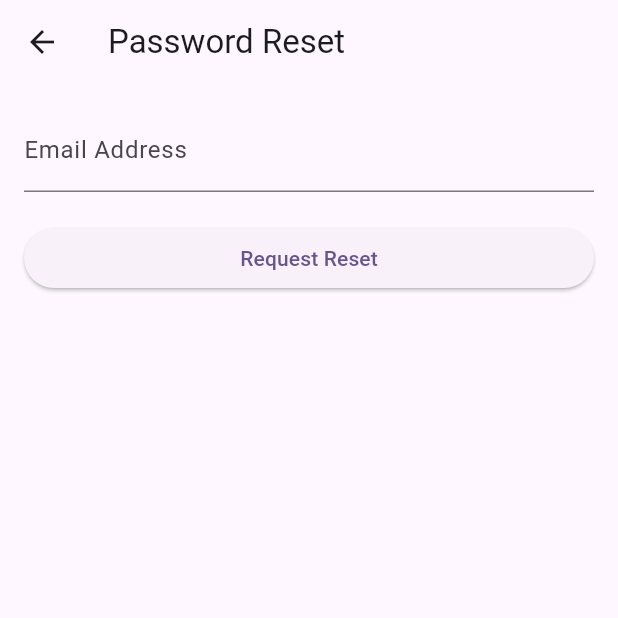
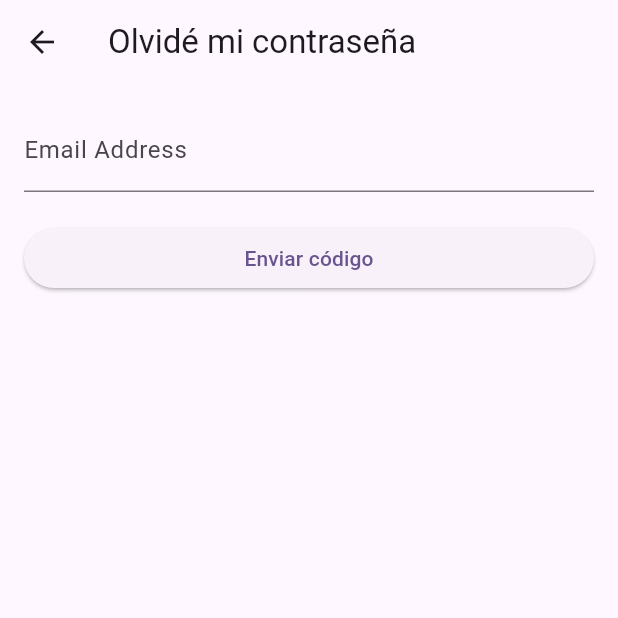
Before and after one commit to shernandez1131/route_master_mobile_app, a Flutter app: the screen it shows after launch, after a tap on "¿Olvidaste tu contraseña?", on a phone screen of 412 x 824 dp, the top half of it. Run offline on Flutter 3.47's test engine with Material 2 defaults, Android fonts, the phone set to English and light mode, and no system bars; our stand-ins replace google_maps_flutter, shared_preferences; missing offline and left inert: flutter_google_places_hoc081098, google_api_headers; network calls fail.

Commit message:
feat: add reset password view

```diff
--- a/lib/models/user_model.dart
+++ b/lib/models/user_model.dart
@@ -1,15 +1,32 @@
 class User {
+  final int userId;
   final String email;
   final String password;
+  final String? token;
   final String? username;
 
-  User({required this.email, required this.password, this.username});
+  User(
+      {required this.userId,
+      required this.email,
+      required this.password,
+      this.token,
+      this.username});
 
   factory User.fromJson(Map<String, dynamic> json) {
     return User(
+      userId: json['userId'],
       email: json['email'],
       password: json['password'],
+      token: json['token'],
       username: json['username'],
     );
   }
+
+  Map<String, dynamic> toJson() => {
+        'userId': userId,
+        'email': email,
+        'password': password,
+        'token': token,
+        'username': username,
+      };
 }
--- /dev/null
+++ b/lib/screens/forgot_password_screen.dart
@@ -0,0 +1,122 @@
+import 'package:flutter/material.dart';
+
+import '../models/models.dart';
+import '../services/services.dart';
+import 'screens.dart';
+
+class ForgotPasswordScreen extends StatefulWidget {
+  const ForgotPasswordScreen({super.key});
+
+  @override
+  State<ForgotPasswordScreen> createState() => _ForgotPasswordScreenState();
+}
+
+class _ForgotPasswordScreenState extends State<ForgotPasswordScreen> {
+  final TextEditingController emailController = TextEditingController();
+  final TextEditingController codeController = TextEditingController();
+  late User? user;
+  bool isLoading = false;
+  bool isCodeSent = false;
+
+  void _requestReset(BuildContext context) async {
+    FocusManager.instance.primaryFocus?.unfocus();
+    setState(() {
+      isLoading = true;
+    });
+    final String email = emailController.text;
+    final String? token = await LoginService.getToken();
+
+    user = await UserService.checkEmail(email, token ?? '');
+
+    if (user == null) {
+      if (context.mounted) {
+        ScaffoldMessenger.of(context).showSnackBar(
+          const SnackBar(
+            content: Text('Este correo no está registrado.'),
+          ),
+        );
+      }
+      setState(() {
+        isLoading = false;
+      });
+      return;
+    }
+    setState(() {
+      isLoading = false;
+      isCodeSent = true;
+    });
+  }
+
+  void _validateCode(BuildContext context) {
+    if (user != null) {
+      if (user!.token == codeController.text) {
+        Navigator.push(
+          context,
+          MaterialPageRoute(
+              builder: (context) => ResetPasswordScreen(user: user!)),
+        );
+      } else {
+        ScaffoldMessenger.of(context).showSnackBar(
+          const SnackBar(
+            content: Text('El código ingresado es incorrecto.'),
+          ),
+        );
+      }
+    }
+  }
+
+  @override
+  Widget build(BuildContext context) {
+    return Scaffold(
+      appBar: AppBar(
+        title: const Text('Olvidé mi contraseña'),
+      ),
+      body: Stack(
+        children: [
+          Padding(
+            padding: const EdgeInsets.all(16.0),
+            child: Column(
+              crossAxisAlignment: CrossAxisAlignment.stretch,
+              children: [
+                TextField(
+                  enabled: !isCodeSent,
+                  controller: emailController,
+                  decoration: InputDecoration(labelText: 'Email Address'),
+                ),
+                const SizedBox(height: 20),
+                !isCodeSent
+                    ? ElevatedButton(
+                        onPressed: () async => _requestReset(context),
+                        child: const Text('Enviar código'),
+                      )
+                    : const SizedBox.shrink(),
+                isCodeSent
+                    ? TextField(
+                        controller: codeController,
+                        decoration:
+                            InputDecoration(labelText: 'Ingresa el código'),
+                      )
+                    : const SizedBox.shrink(),
+                isCodeSent
+                    ? ElevatedButton(
+                        onPressed: () => _validateCode(context),
+                        child: const Text('Validar código'),
+                      )
+                    : const SizedBox.shrink(),
+              ],
+            ),
+          ),
+          isLoading
+              ? Container(
+                  color: Colors.black
+                      .withOpacity(0.5), // Semi-transparent background
+                  child: const Center(
+                    child: CircularProgressIndicator(),
+                  ),
+                )
+              : const SizedBox.shrink(),
+        ],
+      ),
+    );
+  }
+}
--- a/lib/screens/password_reset_screen.dart
+++ /dev/null
@@ -1,71 +0,0 @@
-import 'package:flutter/material.dart';
-
-import '../services/services.dart';
-
-class PasswordResetScreen extends StatefulWidget {
-  const PasswordResetScreen({super.key});
-
-  @override
-  State<PasswordResetScreen> createState() => _PasswordResetScreenState();
-}
-
-class _PasswordResetScreenState extends State<PasswordResetScreen> {
-  final TextEditingController emailController = TextEditingController();
-
-  void _requestReset(BuildContext context) async {
-    final String email = emailController.text;
-
-    // Check if the email is registered in the database
-    //final bool isEmailRegistered = await User.checkEmailInDatabase(email);
-
-    if (isEmailRegistered) {
-      // Generate and send a verification code to the user's email
-      final String verificationCode = generateVerificationCode();
-
-      // Send the verification code to the user's email address (e.g., via email or SMS)
-
-      // Navigate to the verification code input screen
-      Navigator.of(context).push(
-        MaterialPageRoute(
-          builder: (context) => PasswordResetVerificationScreen(
-            email: email,
-            verificationCode: verificationCode,
-          ),
-        ),
-      );
-    } else {
-      // Email is not registered; show an error message
-      ScaffoldMessenger.of(context).showSnackBar(
-        SnackBar(
-          content: Text('Email address not registered.'),
-        ),
-      );
-    }
-  }
-
-  @override
-  Widget build(BuildContext context) {
-    return Scaffold(
-      appBar: AppBar(
-        title: Text('Password Reset'),
-      ),
-      body: Padding(
-        padding: const EdgeInsets.all(16.0),
-        child: Column(
-          crossAxisAlignment: CrossAxisAlignment.stretch,
-          children: [
-            TextField(
-              controller: emailController,
-              decoration: InputDecoration(labelText: 'Email Address'),
-            ),
-            SizedBox(height: 20),
-            ElevatedButton(
-              onPressed: () => _requestReset(context),
-              child: Text('Request Reset'),
-            ),
-          ],
-        ),
-      ),
-    );
-  }
-}
--- a/lib/screens/screens.dart
+++ b/lib/screens/screens.dart
@@ -1,6 +1,7 @@
 export 'complete_register.dart';
 export 'map_screen.dart';
-export 'password_reset_screen.dart';
+export 'forgot_password_screen.dart';
 export 'register_screen.dart';
 export 'sign_in_screen.dart';
 export 'profile_screen.dart';
+export 'reset_password_screen.dart';
--- a/lib/screens/sign_in_screen.dart
+++ b/lib/screens/sign_in_screen.dart
@@ -73,7 +73,7 @@ class _SignInScreenState extends State<SignInScreen> {
                         Navigator.push(
                             context,
                             MaterialPageRoute(
-                                builder: (context) => PasswordResetScreen()));
+                                builder: (context) => ForgotPasswordScreen()));
                       },
                       child: const Text('¿Olvidaste tu contraseña?'),
                     ),
@@ -85,6 +85,7 @@ class _SignInScreenState extends State<SignInScreen> {
                     final email = emailController.text;
                     final password = passwordController.text;
                     final user = User(
+                      userId: 0,
                       email: email,
                       password: password,
                     );
--- a/lib/services/login_service.dart
+++ b/lib/services/login_service.dart
@@ -29,7 +29,7 @@ class LoginService {
     }
   }
 
-  Future<int> register(User user) async {
+  Future<User> register(User user) async {
     final url = Uri.parse('$baseUrl/api/users');
     final headers = {
       'Content-Type': 'application/json',
@@ -44,9 +44,7 @@ class LoginService {
         }));
 
     if (response.statusCode == 200) {
-      final responseBody = jsonDecode(response.body);
-      final userId = responseBody['userId'] as int;
-      return userId; // Return the userId
+      return User.fromJson(jsonDecode(response.body)); // Return the user
     } else {
       throw Exception('Registration failed');
     }
```
Also changed, not shown: lib/screens/complete_register.dart (+28 -6 lines), lib/screens/register_screen.dart (+6 -3 lines), lib/screens/reset_password_screen.dart (added, +116 -0 lines), lib/services/user_service.dart (+44 -1 lines).
